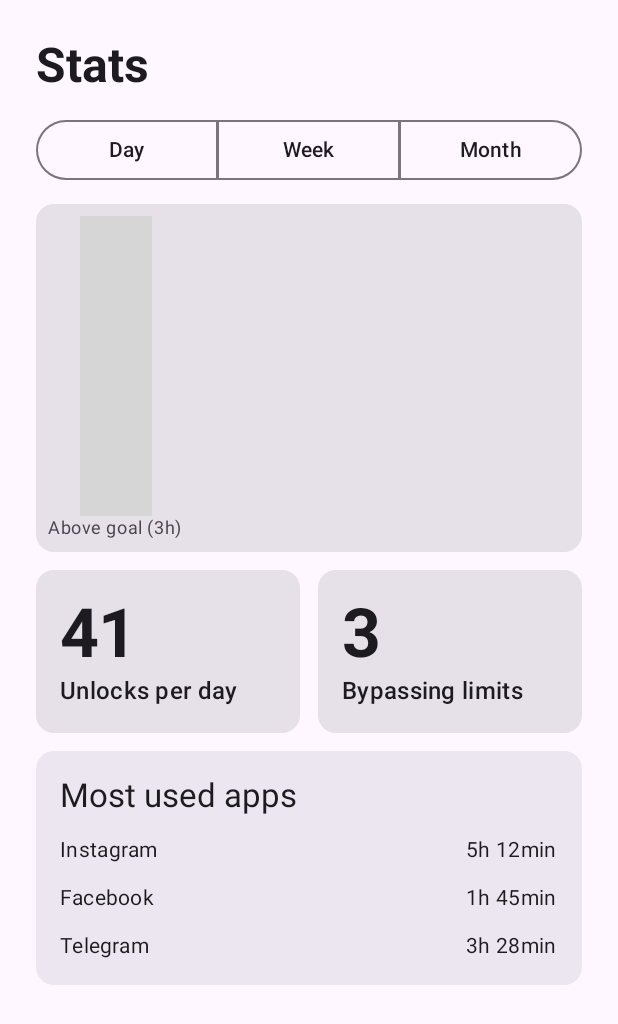
After one commit to JustAntis/Pause, an Android app built with Jetpack Compose: the composable StatsScreen shown on its own in the app's theme, on a phone screen of 412 x 824 dp. The commit adds this screen. Shown: the top 1024 px of the screen. Run offline under Robolectric (Android 15) with nearby library versions, the phone set to English and light mode, and no system bars; libraries missing offline, so code that uses them is left out: com.patrykandpatrick.vico; 5 statements that could not run were skipped; grey boxes are pictures that could not be loaded.

Commit message:
add: added LimitsScreen.kt and StatsScreen.kt also enum StatsPeriod.kt for getting different time types

```diff
--- /dev/null
+++ b/app/src/main/java/com/justantis/pause/presentation/stats/StatsPeriod.kt
@@ -0,0 +1,3 @@
+package com.justantis.pause.presentation.stats
+
+enum class StatsPeriod { Day, Week, Month }
--- /dev/null
+++ b/app/src/main/java/com/justantis/pause/presentation/stats/StatsScreen.kt
@@ -0,0 +1,176 @@
+package com.justantis.pause.presentation.stats
+
+import androidx.compose.foundation.layout.Arrangement
+import androidx.compose.foundation.layout.Column
+import androidx.compose.foundation.layout.Row
+import androidx.compose.foundation.layout.Spacer
+
+import androidx.compose.foundation.layout.fillMaxSize
+import androidx.compose.foundation.layout.fillMaxWidth
+import androidx.compose.foundation.layout.height
+import androidx.compose.foundation.layout.padding
+import androidx.compose.foundation.rememberScrollState
+import androidx.compose.foundation.verticalScroll
+import androidx.compose.material3.Card
+import androidx.compose.material3.CardDefaults
+import androidx.compose.material3.MaterialTheme
+import androidx.compose.material3.SegmentedButton
+import androidx.compose.material3.SegmentedButtonDefaults
+import androidx.compose.material3.SingleChoiceSegmentedButtonRow
+import androidx.compose.material3.Text
+import androidx.compose.runtime.Composable
+import androidx.compose.runtime.LaunchedEffect
+import androidx.compose.runtime.remember
+import androidx.compose.ui.Alignment
+import androidx.compose.ui.Modifier
+import androidx.compose.ui.text.font.FontWeight
+import androidx.compose.ui.tooling.preview.Preview
+import androidx.compose.ui.unit.dp
+import com.justantis.pause.presentation.home.AppScreenTimeWithProgress
+import com.justantis.pause.presentation.theme.PauseTheme
+import com.patrykandpatrick.vico.compose.cartesian.CartesianChartHost
+import com.patrykandpatrick.vico.compose.cartesian.axis.HorizontalAxis
+import com.patrykandpatrick.vico.compose.cartesian.axis.VerticalAxis
+import com.patrykandpatrick.vico.compose.cartesian.data.CartesianChartModelProducer
+import com.patrykandpatrick.vico.compose.cartesian.layer.rememberColumnCartesianLayer
+import com.patrykandpatrick.vico.compose.cartesian.rememberCartesianChart
+import com.patrykandpatrick.vico.compose.cartesian.data.columnSeries
+
+
+@Composable
+fun StatsScreen(){
+
+    Column(
+        modifier = Modifier
+            .fillMaxSize()
+            .verticalScroll(rememberScrollState())
+            .padding(24.dp),
+        verticalArrangement = Arrangement.spacedBy(12.dp)
+    ) {
+        Text(
+            text = "Stats",
+            style = MaterialTheme.typography.headlineLarge,
+            fontWeight = FontWeight.Bold
+        )
+        ChooseTimeLimit()
+        ScreenTimeChart()
+        AppUnlockedLocked()
+        AppsScreenTimeCard()
+    }
+}
+
+@Composable
+fun ChooseTimeLimit(){
+    SingleChoiceSegmentedButtonRow(modifier = Modifier.fillMaxWidth()) {
+        StatsPeriod.entries.forEachIndexed { index, period ->
+            SegmentedButton(
+                selected = false,
+                onClick = {},
+                shape = SegmentedButtonDefaults.itemShape(index, StatsPeriod.entries.size)
+            ) {
+                Text(period.name)
+            }
+        }
+    }
+}
+
+@Composable
+fun ScreenTimeChart(modifier: Modifier = Modifier) {
+    val modelProducer = remember { CartesianChartModelProducer() }
+
+    LaunchedEffect(Unit) {
+        modelProducer.runTransaction {
+            columnSeries { series(3.2, 2.1, 4.5, 1.8, 2.9, 5.0, 2.2) }
+        }
+    }
+
+    Card(modifier = modifier.fillMaxWidth()) {
+        Column(modifier = Modifier.padding(8.dp), horizontalAlignment = Alignment.CenterHorizontally) {
+            CartesianChartHost(
+                chart = rememberCartesianChart(
+                    rememberColumnCartesianLayer(),
+                    startAxis = VerticalAxis.rememberStart(),
+                    bottomAxis = HorizontalAxis.rememberBottom(),
+                ),
+                modelProducer = modelProducer,
+                modifier = Modifier.height(200.dp),
+            )
+            Text(
+                text = "Above goal (3h)",
+                style = MaterialTheme.typography.bodySmall,
+                color = MaterialTheme.colorScheme.onSurfaceVariant
+            )
+        }
+    }
+}
+
+@Composable
+private fun AppUnlockedLocked(modifier: Modifier = Modifier){
+    Row(modifier = modifier.fillMaxWidth(), horizontalArrangement = Arrangement.spacedBy(12.dp)) {
+        Card(modifier = Modifier.weight(1f)) {
+            Column(modifier = Modifier.padding(16.dp)) {
+                Text(
+                    text = "41",
+                    fontWeight = FontWeight.Bold,
+                    style = MaterialTheme.typography.displayMedium
+                )
+                Text(text = "Unlocks per day", style = MaterialTheme.typography.titleMedium)
+            }
+        }
+
+        Card(modifier = Modifier.weight(1f)) {
+            Column(modifier = Modifier.padding(16.dp)) {
+                Text(
+                    text = "3",
+                    fontWeight = FontWeight.Bold,
+                    style = MaterialTheme.typography.displayMedium
+                )
+                Text(text = "Bypassing limits", style = MaterialTheme.typography.titleMedium)
+            }
+        }
+    }
+}
+
+@Composable
+private fun AppsScreenTimeCard() {
+    Card(
+        modifier = Modifier.fillMaxWidth(),
+        colors = CardDefaults.cardColors(
+            containerColor = MaterialTheme.colorScheme.surfaceContainerHigh
+        )
+    ) {
+        Column(
+            modifier = Modifier.padding(16.dp),
+            verticalArrangement = Arrangement.spacedBy(12.dp)
+        ) {
+            Text(text = "Most used apps", style = MaterialTheme.typography.titleLarge)
+            AppScreenTime(appName = "Instagram", usedTime = "5h 12min")
+            AppScreenTime(appName = "Facebook", usedTime = "1h 45min")
+            AppScreenTime(appName = "Telegram", usedTime = "3h 28min")
+        }
+    }
+}
+
+@Composable
+private fun AppScreenTime(appName: String, usedTime: String) {
+    Column(verticalArrangement = Arrangement.spacedBy(6.dp)) {
+        Row {
+            Text(text = appName, style = MaterialTheme.typography.bodyMedium)
+            Spacer(modifier = Modifier.weight(1f))
+            Text(
+                text = usedTime,
+                style = MaterialTheme.typography.bodyMedium,
+            )
+        }
+    }
+}
+
+
+
+@Preview(device = "spec:width=411dp,height=891dp", showSystemUi = true, showBackground = true)
+@Composable
+fun StatsScreenPreview(){
+    PauseTheme() {
+        StatsScreen()
+    }
+}
```
Also changed, not shown: app/src/main/java/com/justantis/pause/presentation/home/HomeScreen.kt (+4 -4 lines), app/src/main/java/com/justantis/pause/presentation/limits/LimitsScreen.kt (added, +93 -0 lines).
